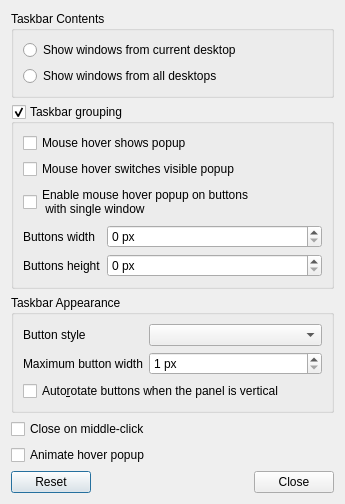
Old version of the form plugin-taskbar/lxqttaskbarconfiguration.ui in the repository lxqt/lxqt-panel.
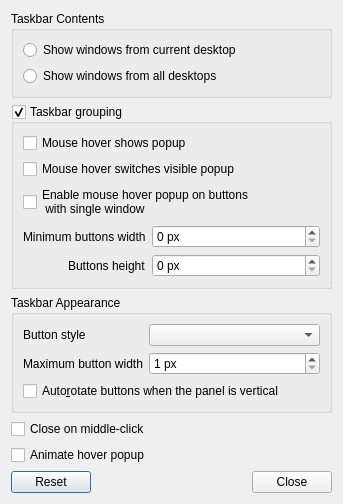
New version of the form.

Commit message: fixed popup width - same as buttongroup with minimal boundary

Diff of the .ui file:
```diff
--- a/plugin-taskbar/lxqttaskbarconfiguration.ui
+++ b/plugin-taskbar/lxqttaskbarconfiguration.ui
@@ -6,8 +6,8 @@
    <rect>
     <x>0</x>
     <y>0</y>
-    <width>345</width>
-    <height>503</height>
+    <width>343</width>
+    <height>501</height>
    </rect>
   </property>
   <property name="windowTitle">
@@ -76,10 +76,16 @@
       </item>
       <item>
        <layout class="QFormLayout" name="formLayout_2">
+        <property name="fieldGrowthPolicy">
+         <enum>QFormLayout::AllNonFixedFieldsGrow</enum>
+        </property>
+        <property name="labelAlignment">
+         <set>Qt::AlignRight|Qt::AlignTrailing|Qt::AlignVCenter</set>
+        </property>
         <item row="0" column="0">
          <widget class="QLabel" name="label">
           <property name="text">
-           <string>Buttons width</string>
+           <string>Minimum buttons width</string>
           </property>
          </widget>
         </item>
```
The commit also changes 2 other files.
